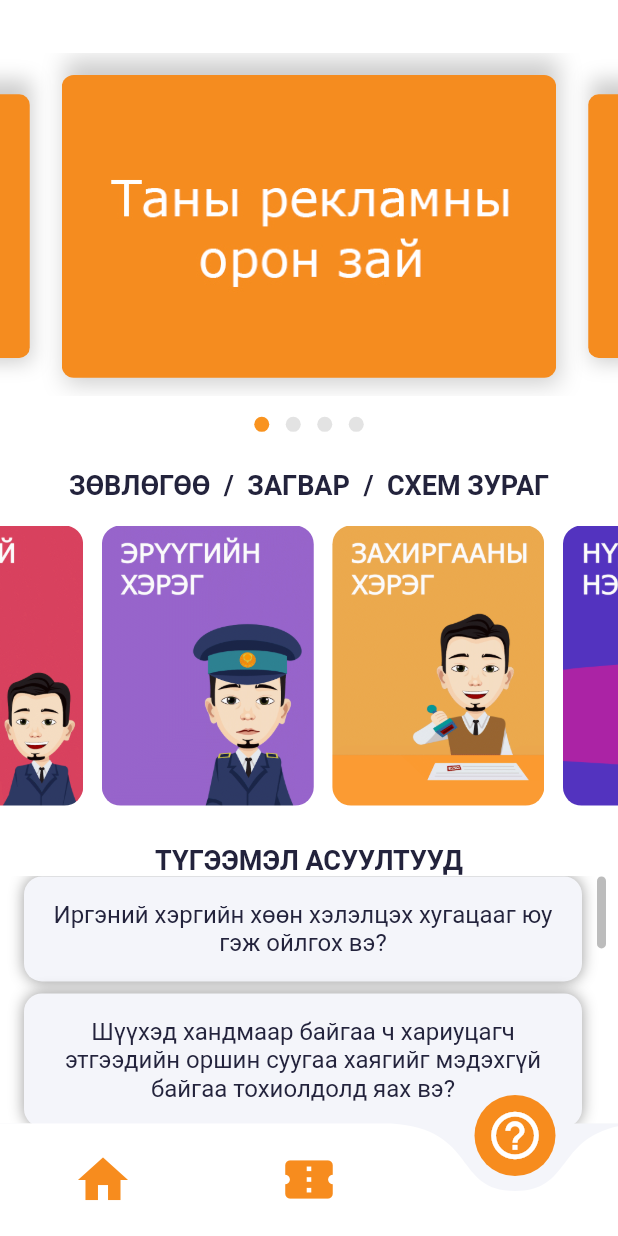
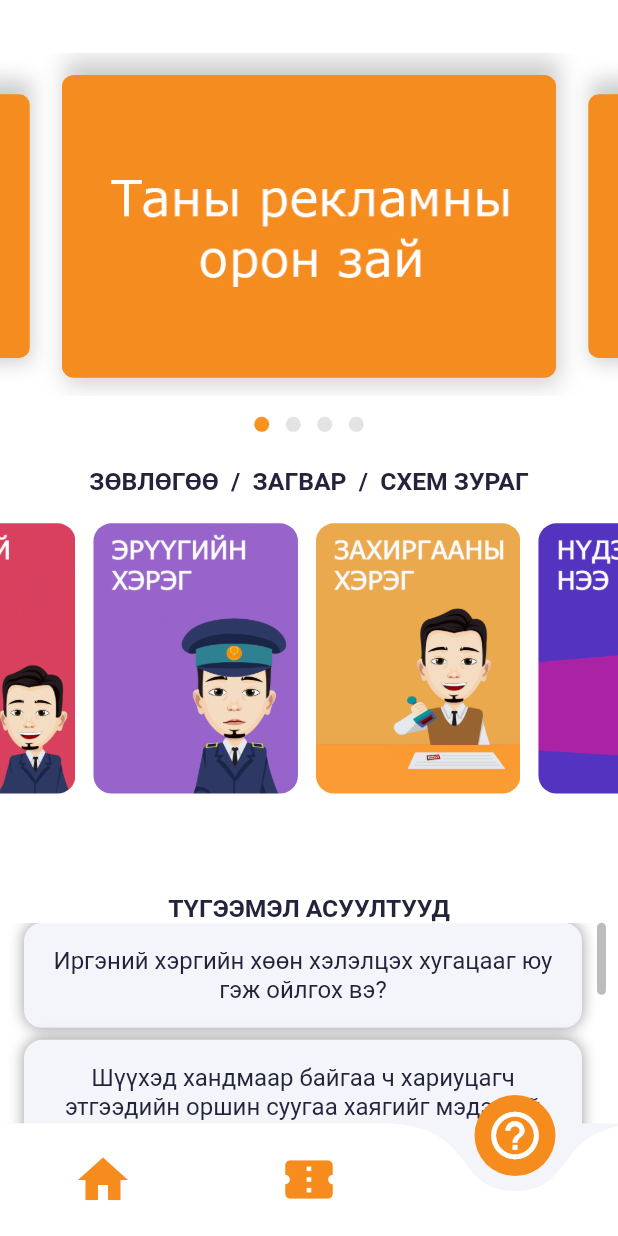
Before and after one commit to temka0170/lawapp, a Flutter app: the screen it shows after launch, item 3 of the bottom bar chosen, on a phone screen of 412 x 824 dp. Run offline on Flutter 3.47's test engine with Material 2 defaults, Android fonts, the phone set to English and light mode, and no system bars; drawn by our look-alikes of carousel_slider, curved_navigation_bar; our stand-ins replace dio; missing offline and left inert: flutter_phone_direct_caller; Roboto replaces fonts that are missing (SFProDisplay); project files that could hold a hidden picture were left out.

Commit message:
some fixes

```diff
--- a/lib/custom_func_data/calculator_carousel.dart
+++ b/lib/custom_func_data/calculator_carousel.dart
@@ -67,9 +67,6 @@ class _AdScreenState extends State<AdScreen> {
     int id;
     return Column(
       children: <Widget>[
-        SizedBox(
-          height: 35.0,
-        ),
         CarouselSlider.builder(
           itemCount: ads.length,
           itemBuilder: (context, index) {
--- a/lib/navigating_pages/home.dart
+++ b/lib/navigating_pages/home.dart
@@ -21,6 +21,8 @@ class _MyStatefulWidgetState extends State<MyHome> {
         color: Color(0xfff4f5fa),
         width: MediaQuery.of(context).size.width,
         height: MediaQuery.of(context).size.height,
+        child: SingleChildScrollView(
+          physics: BouncingScrollPhysics(),
           child: Column(
             children: <Widget>[
               Padding(
@@ -53,6 +55,7 @@ class _MyStatefulWidgetState extends State<MyHome> {
             ],
           ),
         ),
+      ),
     );
   }
 }
--- a/lib/navigating_pages/more.dart
+++ b/lib/navigating_pages/more.dart
@@ -108,26 +108,31 @@ class _MyStatefulWidgetState extends State<More> {
               child: AnimatedContainer(
                 duration: const Duration(milliseconds: 200),
                 width: MediaQuery.of(context).size.width,
-                alignment: Alignment.topCenter,
-                height: closeTopContainer ? 0 : categoryHeight,
-                child: Column(
-                  children: [
-                    Expanded(
-                      flex: 1,
+                height: closeTopContainer ? 0 : MediaQuery.of(context).size.height * 0.04,
+                alignment: Alignment.center,
                 child: Padding(
-                        padding: EdgeInsets.only(top: 8.0, bottom: 8.0),
+                  padding: const EdgeInsets.all(6.0),
                   child: Text("ЗӨВЛӨГӨӨ  /  ЗАГВАР  /  СХЕМ ЗУРАГ",
                       style: TextStyle(
                         fontFamily: 'Roboto',
                         color: Color(0xff23233c),
-                              fontSize: 18,
+                        fontSize: MediaQuery.of(context).size.height * 0.02,
                         fontWeight: FontWeight.w700,
                         fontStyle: FontStyle.normal,
                       )),
                 ),
               ),
-                    Expanded(flex: 6, child: CategoriesScroller()),
-                  ],
+            ),
+            AnimatedOpacity(
+              duration: const Duration(milliseconds: 200),
+              opacity: closeTopContainer ? 0 : 1,
+              child: AnimatedContainer(
+                duration: const Duration(milliseconds: 200),
+                width: MediaQuery.of(context).size.width,
+                alignment: Alignment.topCenter,
+                height: closeTopContainer ? 0 : categoryHeight,
+                child: Expanded(
+                    child: CategoriesScroller(),
                 ),
               ),
             ),
@@ -138,7 +143,7 @@ class _MyStatefulWidgetState extends State<More> {
                 style: TextStyle(
                   fontFamily: 'Roboto',
                   color: Color(0xff23233c),
-                  fontSize: 18,
+                  fontSize: MediaQuery.of(context).size.height * 0.02,
                   fontWeight: FontWeight.w700,
                   fontStyle: FontStyle.normal,
                 ),
```
Also changed, not shown: lib/navigating_pages/calculator.dart (+9 -7 lines). Lines whose indentation alone changed are shown as unchanged.
